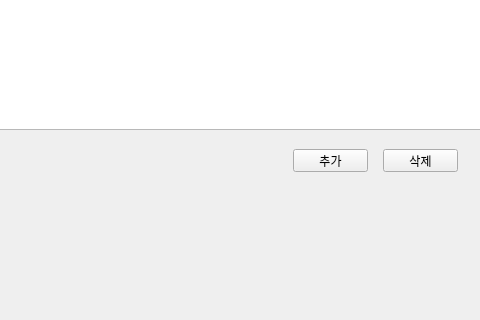
First picture: the form in covid.ui, repository ksseongill/covid_012, before the edit; both pictures show x 586 to 1066 and y 260 to 580 of the 1200 by 900 pixel window.
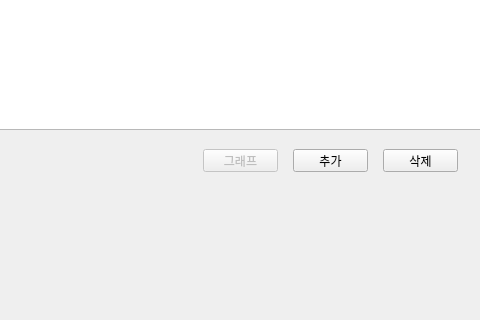
Second picture: the form after the edit. The open tabs and pages were chosen to show the change.

Diff of the .ui file:
```diff
--- a/covid.ui
+++ b/covid.ui
@@ -126,6 +126,22 @@
      </property>
      <layout class="QVBoxLayout" name="graph_verticalLayout"/>
     </widget>
+    <widget class="QPushButton" name="btn_graph">
+     <property name="enabled">
+      <bool>false</bool>
+     </property>
+     <property name="geometry">
+      <rect>
+       <x>790</x>
+       <y>410</y>
+       <width>75</width>
+       <height>23</height>
+      </rect>
+     </property>
+     <property name="text">
+      <string>그래프</string>
+     </property>
+    </widget>
    </widget>
    <widget class="QWidget" name="page_2">
     <widget class="QLineEdit" name="date">
```
Left out of the diff: 2 changed lines with no effect on the pictures.
